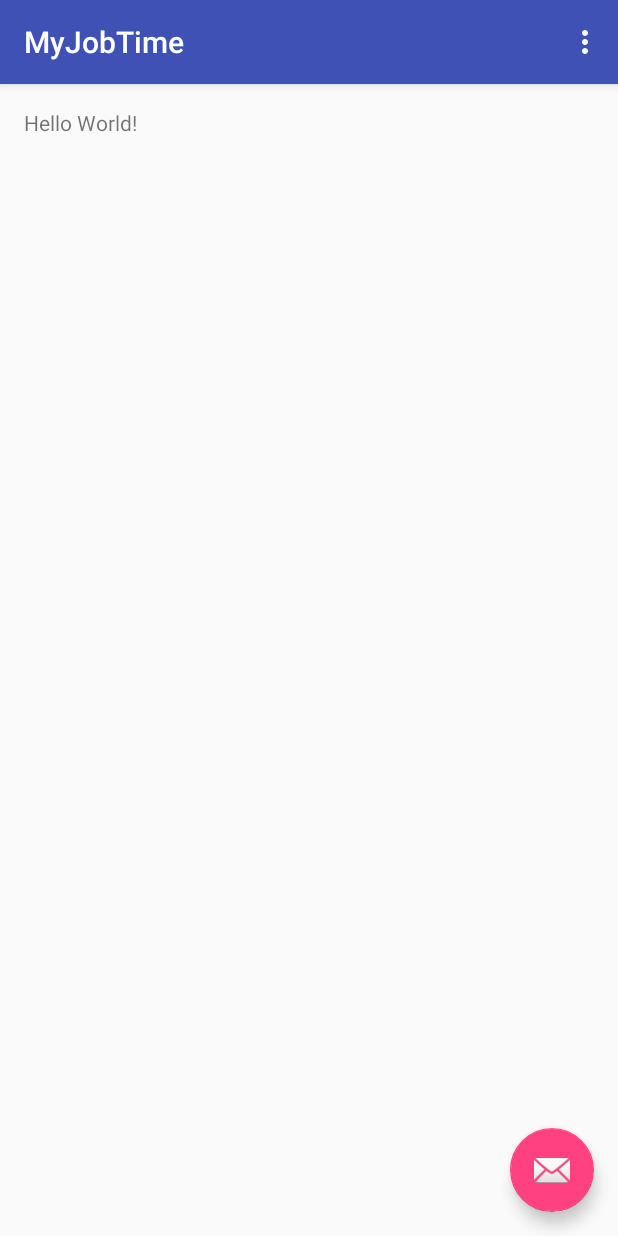
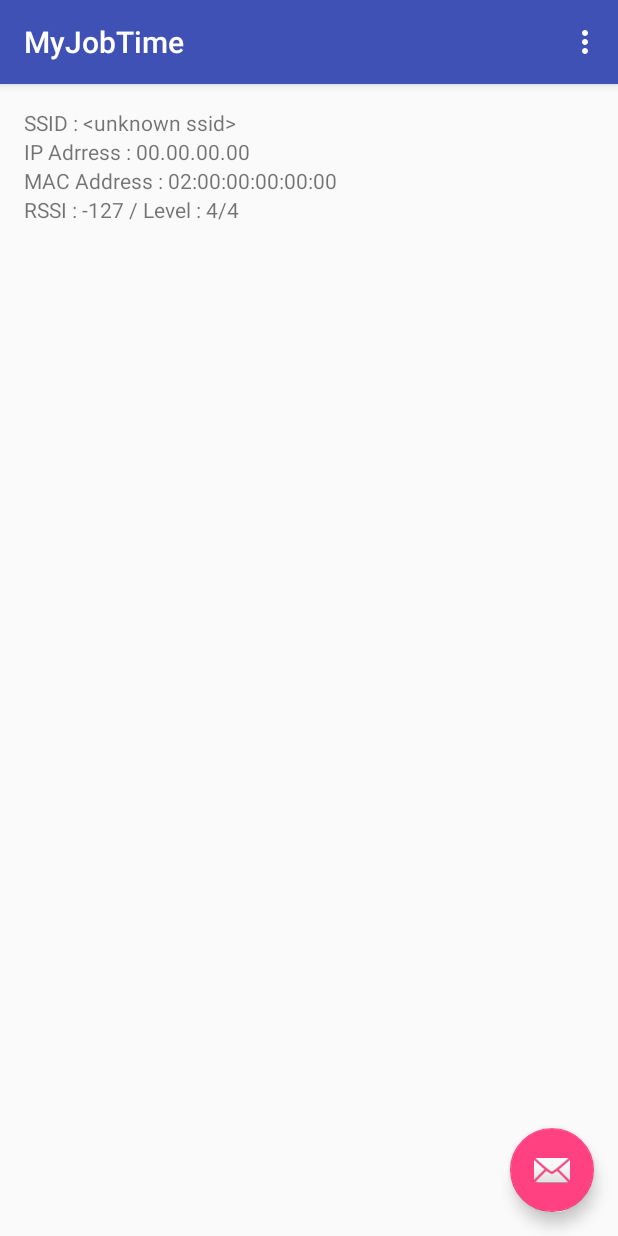
Before and after one commit to xsota/MyJobTime, an Android app: the screen it shows after launch (MainActivity), on a phone screen of 412 x 824 dp. Run offline under Robolectric (Android 15) with nearby library versions, the phone set to English and light mode, and no system bars; our stand-ins replace data binding.

Commit message:
現在接続しているwifi情報を表示

```diff
--- a/app/src/main/AndroidManifest.xml
+++ b/app/src/main/AndroidManifest.xml
@@ -3,7 +3,6 @@
     package="com.anna.myjobtime">
 
     <uses-permission android:name="android.permission.ACCESS_WIFI_STATE"></uses-permission>
-    <uses-permission android:name="android.permission.CHANGE_WIFI_STATE"></uses-permission>
 
     <application
         android:allowBackup="true"
--- a/app/src/main/java/com/anna/myjobtime/MainActivity.java
+++ b/app/src/main/java/com/anna/myjobtime/MainActivity.java
@@ -3,6 +3,7 @@ package com.anna.myjobtime;
 import android.app.ListActivity;
 import android.databinding.DataBindingUtil;
 import android.net.wifi.ScanResult;
+import android.net.wifi.WifiInfo;
 import android.net.wifi.WifiManager;
 import android.os.Bundle;
 import android.support.design.widget.FloatingActionButton;
@@ -38,17 +39,19 @@ public class MainActivity  extends AppCompatActivity {
         });
 
         WifiManager manager = (WifiManager)getSystemService(WIFI_SERVICE);
-        if(manager.getWifiState() == WifiManager.WIFI_STATE_ENABLED) {
-            // APをスキャン
-            manager.startScan();
-            // スキャン結果を取得
-            List<ScanResult> apList = manager.getScanResults();
-            String[] aps = new String[apList.size()];
-            for(int i=0; i<apList.size(); i++) {
-                aps[i] = "SSID:" + apList.get(i).SSID + "\n" + apList.get(i).frequency + "MHz " + apList.get(i).level + "dBm";
-                binding.contentMain.text.setText(aps[i]);
-            }
-        }
+        WifiInfo info = manager.getConnectionInfo();
+        //　SSIDを取得
+        binding.contentMain.ssid.setText(String.format("SSID : %s", info.getSSID()));
+        // IPアドレスを取得
+        int ipAdr = info.getIpAddress();
+        binding.contentMain.ip.setText(String.format("IP Adrress : %02d.%02d.%02d.%02d",
+                (ipAdr>>0)&0xff, (ipAdr>>8)&0xff, (ipAdr>>16)&0xff, (ipAdr>>24)&0xff));
+        // MACアドレスを取得
+        binding.contentMain.mac.setText(String.format("MAC Address : %s", info.getMacAddress()));
+        // 受信信号強度&信号レベルを取得
+        int rssi = info.getRssi();
+        int level = WifiManager.calculateSignalLevel(rssi, 5);
+        binding.contentMain.rssi.setText(String.format("RSSI : %d / Level : %d/4", rssi, level));
     }
 
     @Override
--- a/app/src/main/res/layout/content_main.xml
+++ b/app/src/main/res/layout/content_main.xml
@@ -18,9 +18,31 @@
         tools:showIn="@layout/activity_main">
 
         <TextView
-            android:id="@+id/text"
+            android:id="@+id/ssid"
             android:layout_width="match_parent"
             android:layout_height="wrap_content"
-            android:text="Hello World!" />
+            android:text="" />
+
+        <TextView
+            android:id="@+id/ip"
+            android:layout_width="match_parent"
+            android:layout_height="wrap_content"
+            android:layout_below="@id/ssid"
+            android:text="" />
+
+        <TextView
+            android:id="@+id/mac"
+            android:layout_width="match_parent"
+            android:layout_height="wrap_content"
+            android:layout_below="@id/ip"
+            android:text="" />
+
+        <TextView
+            android:id="@+id/rssi"
+            android:layout_width="match_parent"
+            android:layout_height="wrap_content"
+            android:layout_below="@id/mac"
+            android:text="" />
+
     </RelativeLayout>
 </layout>
```
